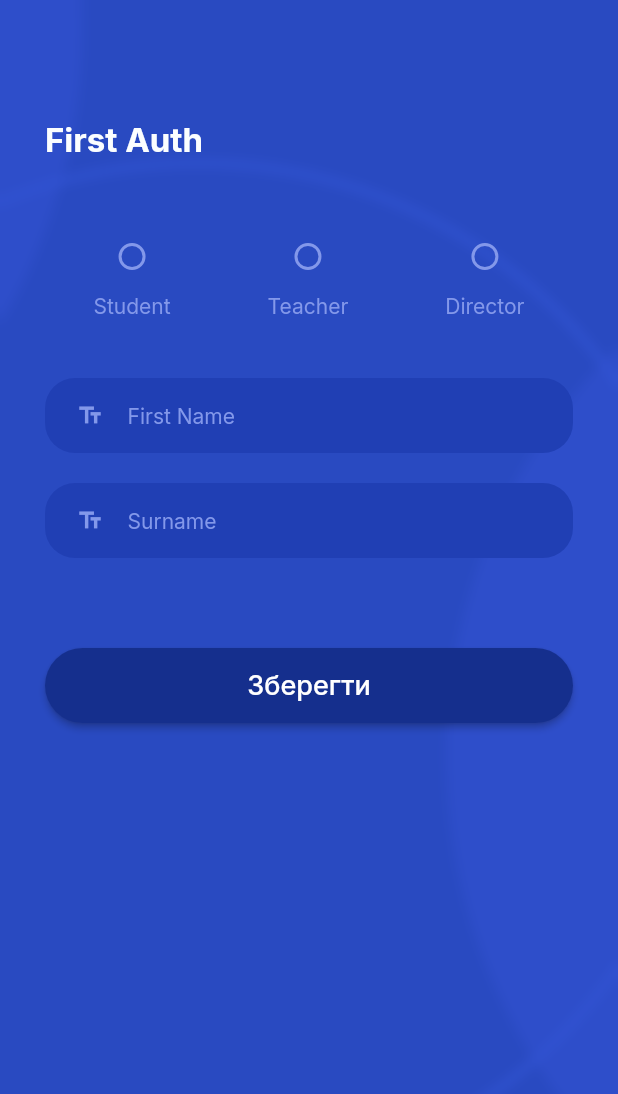
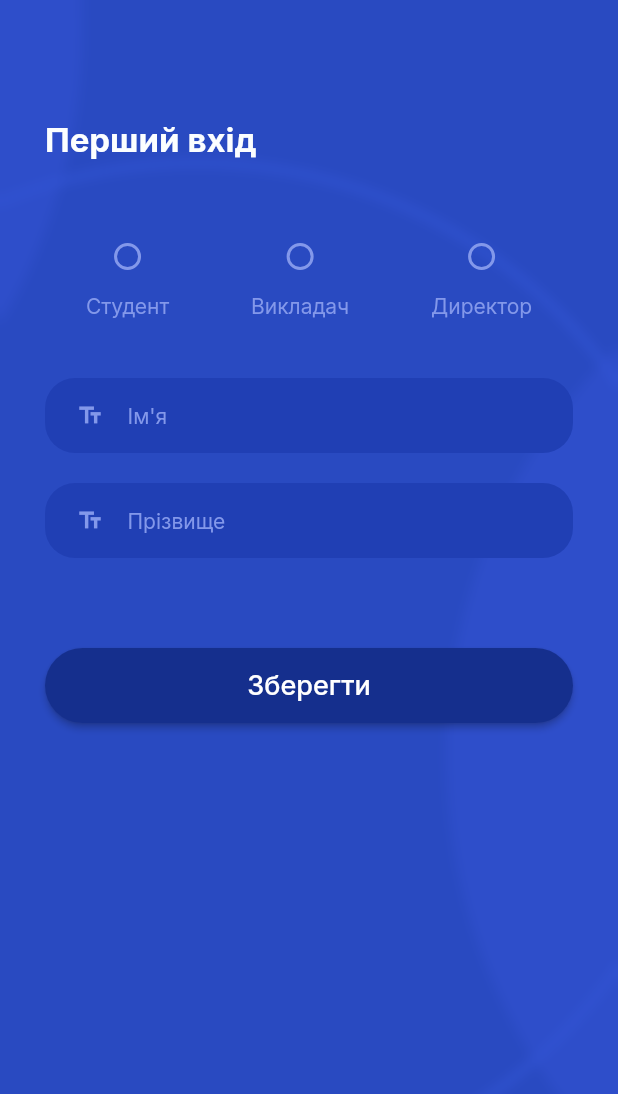
Before and after one commit to FluSett/class_box, a Flutter app: the FirstAuthPage screen opened directly, on a phone screen of 412 x 824 dp. Shown: the top 1094 px of the screen. Run offline on Flutter 3.47's test engine with Material 2 defaults, Android fonts, the phone set to English and light mode, and no system bars; drawn by our look-alikes of blurrycontainer; our stand-ins replace cloud_firestore, firebase_auth, firebase_core, google_fonts, google_sign_in, material_design_icons_flutter; missing offline and left inert: flutter_facebook_auth; accounts and stored records are empty; network calls fail.

Commit message:
change to ukranian lang

```diff
--- a/lib/pages/auth/first_auth_page.dart
+++ b/lib/pages/auth/first_auth_page.dart
@@ -3,12 +3,10 @@ import 'package:class_box/database/firestore_user_handler.dart';
 import 'package:class_box/models/users/director_model.dart';
 import 'package:flutter/material.dart';
 
-import '../../components/navigation_bar.dart';
 import '../../constants.dart';
 import '../../models/users/student_model.dart';
 import '../../models/users/teacher_model.dart';
 import '../../widgets_from_lib/drop_down.dart';
-import '../method-pages/select_subjects_page.dart';
 import '../splash_page.dart';
 
 class FirstAuthPage extends StatefulWidget {
@@ -130,7 +128,8 @@ class FirstAuthPageState extends State<FirstAuthPage> {
     DropDownState(
       DropDown(
         submitButtonColor: const Color.fromRGBO(70, 76, 222, 1),
-        searchHintText: 'Type to search your school...',
+        searchHintText:
+            'Почніть набирати текст для пошуку навчального закладу...',
         dataList: _listOfSchools,
         selectedItem: (String selected) {
           setState(() {
@@ -147,7 +146,7 @@ class FirstAuthPageState extends State<FirstAuthPage> {
     DropDownState(
       DropDown(
         submitButtonColor: const Color.fromRGBO(70, 76, 222, 1),
-        searchHintText: 'Type to search your group',
+        searchHintText: 'Почніть набирати текст для пошуку групи...',
         dataList: _listOfGroups,
         selectedItem: (String selected) {
           setState(() {
@@ -164,7 +163,7 @@ class FirstAuthPageState extends State<FirstAuthPage> {
     DropDownState(
       DropDown(
         submitButtonColor: const Color.fromRGBO(70, 76, 222, 1),
-        searchHintText: 'Type to search your subjects',
+        searchHintText: 'Почніть набирати текст для пошуку предмета...',
         dataList: _listOfSubjects,
         selectedItem: (String selected) {
           setState(() {
@@ -203,7 +202,7 @@ class FirstAuthPageState extends State<FirstAuthPage> {
               textAlign: TextAlign.center,
               decoration: const InputDecoration(
                 border: InputBorder.none,
-                hintText: 'Press to select your school',
+                hintText: 'Натисніть для вибору навчального закладу',
                 hintStyle: TextStyle(color: kBlueTextColor),
               ),
             ),
@@ -233,8 +232,8 @@ class FirstAuthPageState extends State<FirstAuthPage> {
               decoration: InputDecoration(
                 border: InputBorder.none,
                 hintText: isSchoolSelected
-                    ? 'Press to select your group'
-                    : 'Please choose school first',
+                    ? 'Натисніть для вибору вашої групи'
+                    : 'Щоб продовжити виберіть навчальний заклад',
                 hintStyle: TextStyle(
                     color: isSchoolSelected ? kBlueTextColor : kErrorColor),
               ),
@@ -264,7 +263,7 @@ class FirstAuthPageState extends State<FirstAuthPage> {
               textAlign: TextAlign.center,
               decoration: const InputDecoration(
                 border: InputBorder.none,
-                hintText: 'Press to select your school',
+                hintText: 'Натисніть для вибору навчального закладу',
                 hintStyle: TextStyle(color: kBlueTextColor),
               ),
             ),
@@ -294,8 +293,8 @@ class FirstAuthPageState extends State<FirstAuthPage> {
               decoration: InputDecoration(
                 border: InputBorder.none,
                 hintText: isSchoolSelected
-                    ? 'Press to select your subjects'
-                    : 'Please choose school first',
+                    ? 'Натисніть для вибору вашого предмету'
+                    : 'Щоб продовжити виберіть навчальний заклад',
                 hintStyle: TextStyle(
                     color: isSchoolSelected ? kBlueTextColor : kErrorColor),
               ),
@@ -319,7 +318,7 @@ class FirstAuthPageState extends State<FirstAuthPage> {
               ),
               decoration: const InputDecoration(
                 border: InputBorder.none,
-                hintText: 'Middle Name',
+                hintText: 'По батькові',
                 hintStyle: TextStyle(color: kBlueTextColor),
                 icon: Icon(
                   Icons.text_fields,
@@ -380,8 +379,7 @@ class FirstAuthPageState extends State<FirstAuthPage> {
   Widget build(BuildContext context) {
     return Scaffold(
       resizeToAvoidBottomInset: false,
-      body: SingleChildScrollView(
-        child: Container(
+      body: Container(
         width: MediaQuery.of(context).size.width,
         height: MediaQuery.of(context).size.height,
         decoration: const BoxDecoration(
@@ -395,18 +393,18 @@ class FirstAuthPageState extends State<FirstAuthPage> {
           padding: EdgeInsets.only(
             right: kDefaultPadding * 1.5,
             left: kDefaultPadding * 1.5,
-              top: kDefaultPadding * 4,
-              bottom: kDefaultPadding * 2.5,
           ),
           blur: 4,
           borderRadius: BorderRadius.circular(0),
+          child: SingleChildScrollView(
             child: SafeArea(
               child: Column(
                 children: [
+                  SizedBox(height: kDefaultPadding * 4),
                   const Align(
                     alignment: Alignment.centerLeft,
                     child: Text(
-                      'First Auth',
+                      'Перший вхід',
                       style: TextStyle(
                         color: Color(0xFFFbFeFF),
                         fontSize: 22,
@@ -429,7 +427,7 @@ class FirstAuthPageState extends State<FirstAuthPage> {
                             activeColor: Colors.white,
                           ),
                           Text(
-                            'Student',
+                            'Студент',
                             style: TextStyle(
                               color: roleIndex == 1
                                   ? Colors.white
@@ -449,7 +447,7 @@ class FirstAuthPageState extends State<FirstAuthPage> {
                             activeColor: Colors.white,
                           ),
                           Text(
-                            'Teacher',
+                            'Викладач',
                             style: TextStyle(
                               color: roleIndex == 2
                                   ? Colors.white
@@ -469,7 +467,7 @@ class FirstAuthPageState extends State<FirstAuthPage> {
                             activeColor: Colors.white,
                           ),
                           Text(
-                            'Director',
+                            'Директор',
                             style: TextStyle(
                               color: roleIndex == 3
                                   ? Colors.white
@@ -496,7 +494,7 @@ class FirstAuthPageState extends State<FirstAuthPage> {
                       ),
                       decoration: const InputDecoration(
                         border: InputBorder.none,
-                        hintText: 'First Name',
+                        hintText: 'Ім\'я',
                         hintStyle: TextStyle(color: kBlueTextColor),
                         icon: Icon(
                           Icons.text_fields,
@@ -522,7 +520,7 @@ class FirstAuthPageState extends State<FirstAuthPage> {
                       ),
                       decoration: const InputDecoration(
                         border: InputBorder.none,
-                        hintText: 'Surname',
+                        hintText: 'Прізвище',
                         hintStyle: TextStyle(color: kBlueTextColor),
                         icon: Icon(
                           Icons.text_fields,
@@ -550,6 +548,7 @@ class FirstAuthPageState extends State<FirstAuthPage> {
                       ),
                     ),
                   ),
+                  SizedBox(height: kDefaultPadding * 2.5),
                 ],
               ),
             ),
--- a/lib/pages/main/search_files_page.dart
+++ b/lib/pages/main/search_files_page.dart
@@ -16,7 +16,7 @@ class SearchFilesPageState extends State<SearchFilesPage> {
   double top = 0.0;
   double opacity = 1.0;
 
-  String fileType = 'File';
+  String fileType = 'Afqk';
   String fileSchool = '1asdasd';
   String fileLVL = '1';
   String fileGroup = 'A1';
--- a/lib/pages/splash_page.dart
+++ b/lib/pages/splash_page.dart
@@ -75,7 +75,7 @@ class SplashPageState extends State<SplashPage> {
         child: Column(
           children: [
             const Text(
-              'Pocket Lib',
+              'ClassBox',
               style: TextStyle(
                 color: Colors.white,
                 fontSize: 26,
--- a/pubspec.yaml
+++ b/pubspec.yaml
@@ -3,7 +3,7 @@ description: ClassBox for Study.
 
 publish_to: 'none'
 
-version: 0.3.3+1
+version: 0.3.4+1
 
 environment:
   sdk: ">=2.17.1 <3.0.0"
```
Also changed, not shown: lib/pages/auth/log_in_page.dart (+6 -6 lines), lib/pages/auth/sign_up_page.dart (+25 -16 lines). Lines whose indentation alone changed are shown as unchanged.
